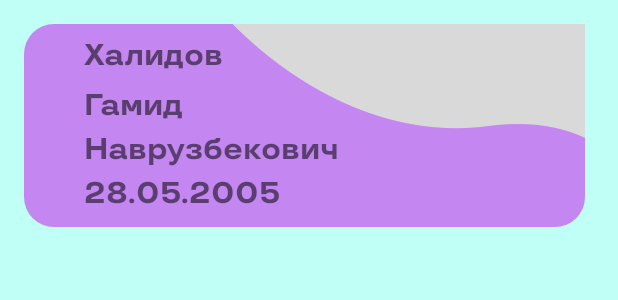
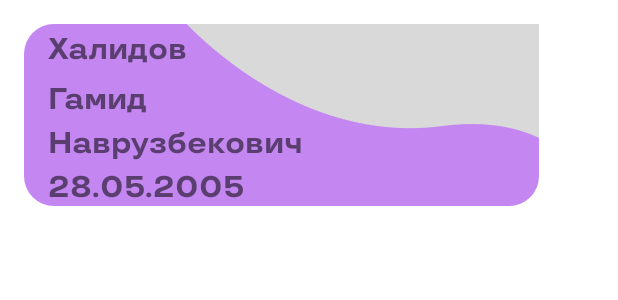
Before and after one commit to Ggamid/CalloCulateFinal, an Android app: the layout item.xml on its own in the app's theme, with its tools: preview values and no code run, on a phone screen of 412 x 824 dp. Shown: the top 300 px of the screen. Run offline under Robolectric (Android 15) with nearby library versions, the phone set to English and light mode, and no system bars; Roboto replaces fonts that are not available here.

Commit message:
Чтение с БД и вывод на экран работает, дизайн подправил.

```diff
--- a/app/src/main/res/layout/item.xml
+++ b/app/src/main/res/layout/item.xml
@@ -3,15 +3,15 @@
     xmlns:app="http://schemas.android.com/apk/res-auto"
     xmlns:tools="http://schemas.android.com/tools"
     android:layout_width="match_parent"
-    android:layout_height="match_parent"
-    android:background="#BFFFF6"
+    android:layout_height="wrap_content"
+    android:background="@color/white"
     tools:layout_editor_absoluteX="-16dp"
     tools:layout_editor_absoluteY="-24dp">
 
     <androidx.constraintlayout.widget.ConstraintLayout
         android:id="@+id/constraintLayout"
-        android:layout_width="374dp"
-        android:layout_height="135dp"
+        android:layout_width="343dp"
+        android:layout_height="121dp"
         android:layout_marginStart="16dp"
         android:layout_marginTop="16dp"
         android:background="@drawable/borderradius"
@@ -19,11 +19,36 @@
         app:layout_constraintStart_toStartOf="parent"
         app:layout_constraintTop_toTopOf="parent">
 
+        <ImageView
+            android:id="@+id/imageView5"
+            android:layout_width="397dp"
+            android:layout_height="191dp"
+
+            android:layout_marginTop="-25dp"
+            android:layout_marginEnd="-100dp"
+            app:layout_constraintEnd_toEndOf="parent"
+            app:layout_constraintTop_toTopOf="parent"
+            app:srcCompat="@drawable/item_vector" />
+
+        <TextView
+            android:id="@+id/LastName"
+
+            android:layout_width="wrap_content"
+            android:layout_height="29dp"
+            android:layout_marginStart="16dp"
+            android:layout_marginTop="4dp"
+            android:fontFamily="@font/tttravels_bold"
+            android:text="Халидов"
+            android:textSize="20sp"
+            android:textStyle="bold"
+            app:layout_constraintStart_toStartOf="parent"
+            app:layout_constraintTop_toTopOf="parent" />
+
         <TextView
             android:id="@+id/FatherName"
             android:layout_width="wrap_content"
             android:layout_height="wrap_content"
-            android:layout_marginStart="40dp"
+            android:layout_marginStart="16dp"
             android:layout_marginTop="4dp"
             android:fontFamily="@font/tttravels_bold"
             android:text="Наврузбекович"
@@ -33,24 +58,10 @@
             app:layout_constraintTop_toBottomOf="@+id/Name" />
 
         <TextView
-            android:id="@+id/LastName"
-
-            android:layout_width="wrap_content"
-            android:layout_height="29dp"
-            android:layout_marginStart="40dp"
-            android:layout_marginTop="8dp"
-            android:fontFamily="@font/tttravels_bold"
-            android:text="Халидов"
-            android:textSize="20sp"
-            android:textStyle="bold"
-            app:layout_constraintStart_toStartOf="parent"
-            app:layout_constraintTop_toTopOf="parent" />
-
-        <TextView
             android:id="@+id/BirthDay"
             android:layout_width="wrap_content"
             android:layout_height="wrap_content"
-            android:layout_marginStart="40dp"
+            android:layout_marginStart="16dp"
             android:layout_marginTop="4dp"
             android:fontFamily="@font/tttravels_bold"
             android:text="28.05.2005"
@@ -63,7 +74,7 @@
             android:id="@+id/Name"
             android:layout_width="wrap_content"
             android:layout_height="wrap_content"
-            android:layout_marginStart="40dp"
+            android:layout_marginStart="16dp"
             android:layout_marginTop="4dp"
             android:fontFamily="@font/tttravels_bold"
             android:text="Гамид"
@@ -72,15 +83,5 @@
             app:layout_constraintStart_toStartOf="parent"
             app:layout_constraintTop_toBottomOf="@+id/LastName" />
 
-        <ImageView
-            android:id="@+id/imageView5"
-            android:layout_width="397dp"
-            android:layout_height="191dp"
-
-            android:layout_marginTop="-25dp"
-            android:layout_marginEnd="-100dp"
-            app:layout_constraintEnd_toEndOf="parent"
-            app:layout_constraintTop_toTopOf="parent"
-            app:srcCompat="@drawable/item_vector" />
     </androidx.constraintlayout.widget.ConstraintLayout>
 </androidx.constraintlayout.widget.ConstraintLayout>
```
Also changed, not shown: app/src/main/java/com/example/myapplication/MainActivity.java (+9 -12 lines), app/src/main/res/layout/activity_main.xml (+7 -6 lines).
